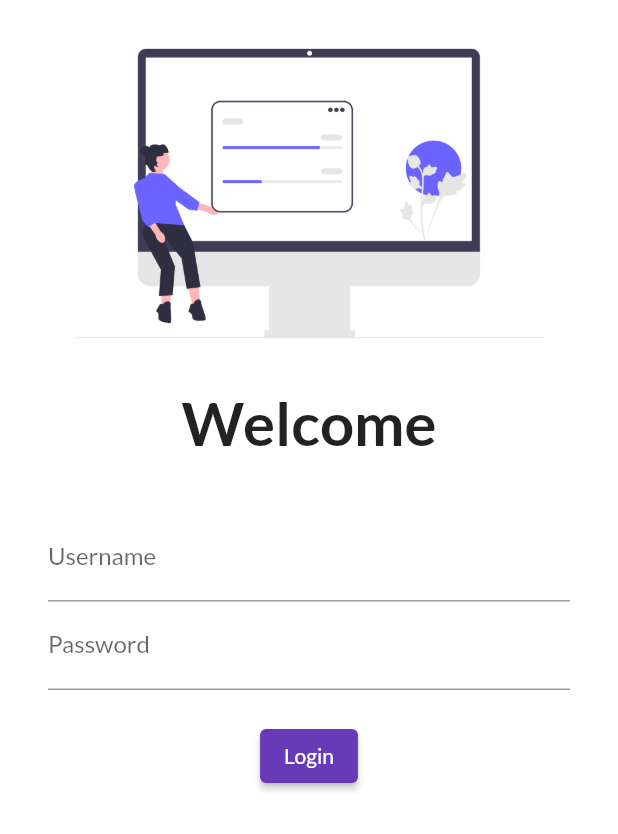
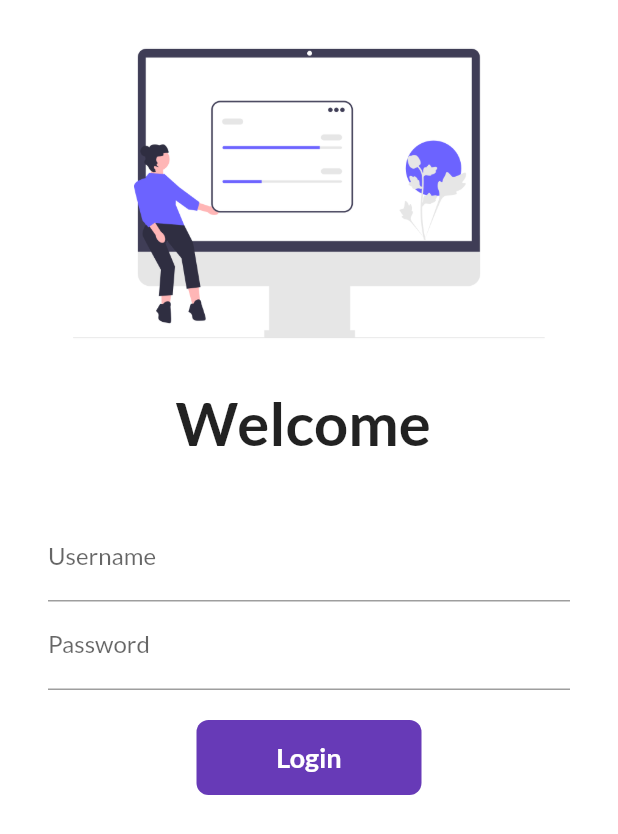
Before and after one commit to Aerin2805/codehelp, a Flutter app: the screen it shows after launch, on a phone screen of 412 x 824 dp. Shown: the top 834 px of the screen. Run offline on Flutter 3.47's test engine with Material 2 defaults, Android fonts, the phone set to English and light mode, and no system bars; our stand-ins replace google_fonts.

Commit message:
day6(i) complete

```diff
--- a/project_1/lib/pages/login.dart
+++ b/project_1/lib/pages/login.dart
@@ -4,7 +4,14 @@ import 'package:project_1/main.dart';
 import 'package:project_1/utils/routes.dart';
 import 'home_page.dart';
 
-class LoginPage extends StatelessWidget {
+class LoginPage extends StatefulWidget {
+  @override
+  State<LoginPage> createState() => _LoginPageState();
+}
+
+class _LoginPageState extends State<LoginPage> {
+  String name = "";
+  bool changeButton = false;
   @override
   Widget build(BuildContext context) {
     return Material(
@@ -17,7 +24,7 @@ class LoginPage extends StatelessWidget {
                 fit: BoxFit.cover,
               ),
               Text(
-                "Welcome",
+                "Welcome $name",
                 style: TextStyle(
                   fontSize: 40,
                   fontWeight: FontWeight.bold,
@@ -36,6 +43,10 @@ class LoginPage extends StatelessWidget {
                         hintText: "Enter Username",
                         labelText: "Username",
                       ),
+                         onChanged: (value) {
+                        name = value;
+                        setState(() {});
+                      },
                     ),
                     TextFormField(
                       obscureText: true,
@@ -43,17 +54,50 @@ class LoginPage extends StatelessWidget {
                         hintText: "Enter Password",
                         labelText: "Password",
                       ),
+
                     ),
                     SizedBox(
                       height: 20.0,
                     ),
-                    ElevatedButton(
-                      onPressed: () {
+                    InkWell(
+                      onTap: () async {
+                        setState(() {
+                          changeButton = true;
+                        });
+                        await Future.delayed(Duration(seconds: 1));
                         Navigator.pushNamed(context, MyRoutes.homeRoute);
                       },
-                      child: Text("Login"),
-                      style: TextButton.styleFrom(),
-                    )
+                      child: AnimatedContainer(
+                        duration: Duration(seconds: 1),
+                        width: changeButton ? 50 : 150,
+                        height: 50,
+                        alignment: Alignment.center,
+                        child: changeButton
+                            ? Icon(
+                                Icons.done,
+                                color: Colors.white,
+                              )
+                            : Text(
+                                "Login",
+                                style: TextStyle(
+                                    color: Colors.white,
+                                    fontWeight: FontWeight.bold,
+                                    fontSize: 18),
+                              ),
+                        decoration: BoxDecoration(
+                          color: Colors.deepPurple,
+                          borderRadius:
+                              BorderRadius.circular(changeButton ? 50 : 8),
+                        ),
+                      ),
+                    ),
+                    // ElevatedButton(
+                    //   onPressed: () {
+                    //     Navigator.pushNamed(context, MyRoutes.homeRoute);
+                    //   },
+                    //   child: Text("Login"),
+                    //   style: TextButton.styleFrom(),
+                    // )
                   ],
                 ),
               )
```
